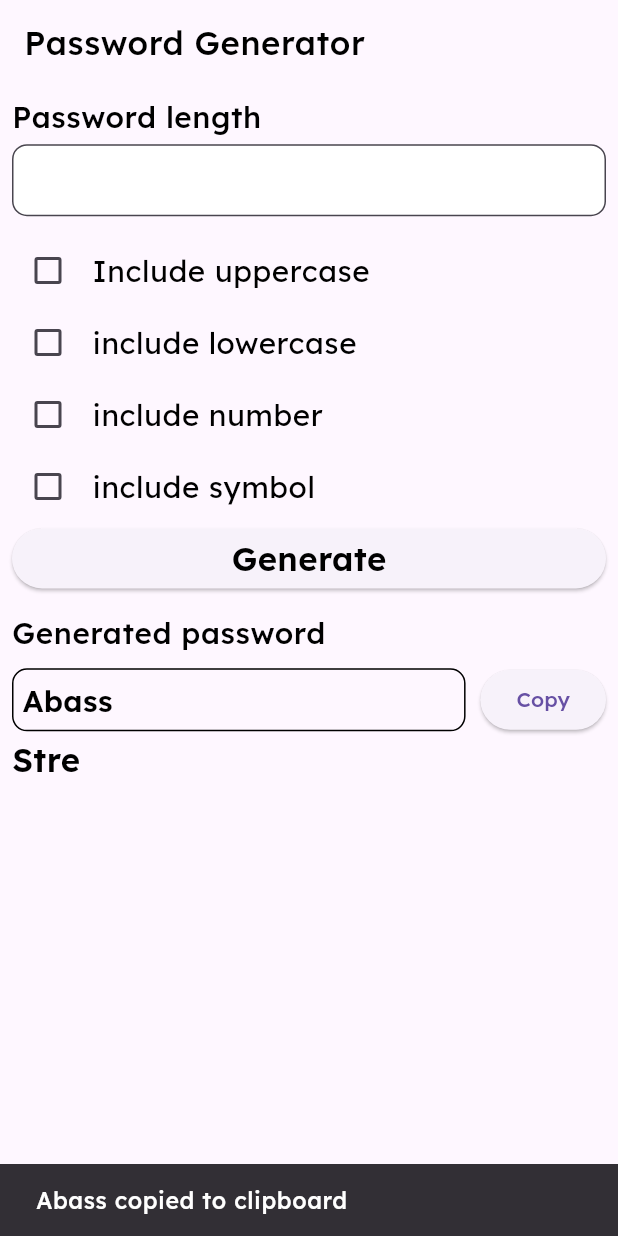
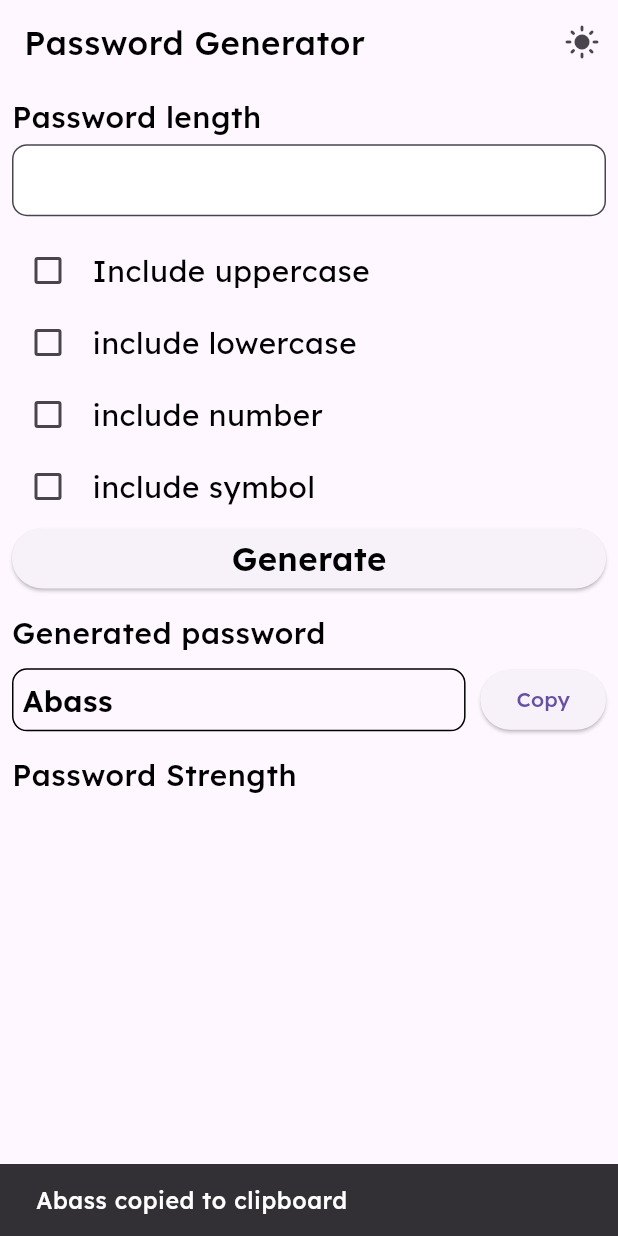
Before and after one commit to piperfresh/password_generator, a Flutter app: the screen it shows after launch, after a tap on "Copy", on a phone screen of 412 x 824 dp. Run offline on Flutter 3.47's test engine with Material 3 defaults, Android fonts, the phone set to English and light mode, and no system bars; our stand-ins replace flutter_riverpod, shared_preferences.

Commit message:
themes implementation

```diff
--- /dev/null
+++ b/lib/core/constants.dart
@@ -0,0 +1,3 @@
+class AppConstants{
+  static const themeModeKey = 'theme_mode';
+}
--- a/lib/core/themes.dart
+++ /dev/null
@@ -1,44 +0,0 @@
-import 'package:flutter/material.dart';
-import 'package:password_generator/core/extension.dart';
-
-import 'app_color.dart';
-
-class AppTheme {
-  AppTheme._();
-
-  static final AppTheme _instance = AppTheme._();
-
-  static AppTheme get instance => _instance;
-
-  static ThemeData get lightTheme => ThemeData(
-        brightness: Brightness.light,
-        fontFamily: 'Lexend',
-        textTheme: TextTheme(
-          bodySmall: TextStyle(
-              fontSize: 18.sp,
-              fontWeight: FontWeight.w500,
-              color: AppColor.black),
-          bodyMedium: TextStyle(
-            fontSize: 20.sp,
-            fontWeight: FontWeight.w600,
-            color: AppColor.black,
-          ),
-        ),
-      );
-
-  static ThemeData get darkTheme => ThemeData(
-        brightness: Brightness.dark,
-        fontFamily: 'Lexend',
-        textTheme: TextTheme(
-          bodySmall: TextStyle(
-              fontSize: 18.sp,
-              fontWeight: FontWeight.w500,
-              color: AppColor.white),
-          bodyMedium: TextStyle(
-            fontSize: 20.sp,
-            fontWeight: FontWeight.w600,
-            color: AppColor.black,
-          ),
-        ),
-      );
-}
--- /dev/null
+++ b/lib/core/themes/themes.dart
@@ -0,0 +1,38 @@
+import 'package:flutter/material.dart';
+import 'package:password_generator/core/extension.dart';
+
+import '../app_color.dart';
+
+class AppTheme {
+  AppTheme._();
+
+  static final AppTheme _instance = AppTheme._();
+
+  static AppTheme get instance => _instance;
+
+  static ThemeData get lightTheme => ThemeData(
+        brightness: Brightness.light,
+        fontFamily: 'Lexend',
+      textTheme: textTheme(AppColor.black));
+
+  static ThemeData get darkTheme => ThemeData(
+        brightness: Brightness.dark,
+        fontFamily: 'Lexend',
+        textTheme: textTheme(AppColor.white),
+      );
+
+  static TextTheme textTheme(Color color) {
+    return TextTheme(
+      bodySmall: TextStyle(
+        fontSize: 18.sp,
+        fontWeight: FontWeight.w500,
+        color: color,
+      ),
+      bodyMedium: TextStyle(
+        fontSize: 20.sp,
+        fontWeight: FontWeight.w600,
+        color: color,
+      ),
+    );
+  }
+}
--- a/lib/features/password_generator/presentation/pages/password_generator_screen.dart
+++ b/lib/features/password_generator/presentation/pages/password_generator_screen.dart
@@ -1,17 +1,22 @@
 import 'package:flutter/material.dart';
+import 'package:flutter_riverpod/flutter_riverpod.dart';
+import 'package:password_generator/core/app_color.dart';
 import 'package:password_generator/core/extension.dart';
+import 'package:password_generator/core/themes/theme_notifier.dart';
 import 'package:password_generator/features/password_generator/presentation/widget/copy_able_text.dart';
+import 'package:password_generator/features/password_generator/presentation/widget/password_type_widget.dart';
 import 'package:password_generator/features/password_generator/presentation/widget/text_field_with_title.dart';
 
-class PasswordGeneratorScreen extends StatefulWidget {
+class PasswordGeneratorScreen extends ConsumerStatefulWidget {
   const PasswordGeneratorScreen({super.key});
 
   @override
-  State<PasswordGeneratorScreen> createState() =>
+  ConsumerState<PasswordGeneratorScreen> createState() =>
       _PasswordGeneratorScreenState();
 }
 
-class _PasswordGeneratorScreenState extends State<PasswordGeneratorScreen> {
+class _PasswordGeneratorScreenState
+    extends ConsumerState<PasswordGeneratorScreen> {
   final passwordCharacterController = TextEditingController();
   bool includeUppercase = false;
   bool includeLowercase = false;
@@ -26,6 +31,7 @@ class _PasswordGeneratorScreenState extends State<PasswordGeneratorScreen> {
 
   @override
   Widget build(BuildContext context) {
+    final isDarkMode = ref.watch(themeProvider) == ThemeMode.dark;
     return Scaffold(
       appBar: AppBar(
         title: Text(
@@ -34,6 +40,13 @@ class _PasswordGeneratorScreenState extends State<PasswordGeneratorScreen> {
             fontSize: 20.sp,
           ),
         ),
+        actions: [
+          IconButton(
+              onPressed: () {
+                ref.read(themeProvider.notifier).toggleTheme();
+              },
+              icon: Icon(isDarkMode ? Icons.dark_mode : Icons.light_mode)),
+        ],
       ),
       body: Padding(
         padding: const EdgeInsets.all(8.0),
@@ -98,41 +111,12 @@ class _PasswordGeneratorScreenState extends State<PasswordGeneratorScreen> {
             ),
             8.sbH,
             CopyAbleText(text: 'Abass'),
-            Text('Stre')
+            12.sbH,
+            Text('Password Strength', style: context.textTheme.bodySmall),
+            5.sbH,
           ],
         ),
       ),
     );
   }
 }
-
-class PasswordTypeWidget extends StatelessWidget {
-  final bool currentState;
-  final void Function(bool?)? onChanged;
-  final String title;
-
-  const PasswordTypeWidget({
-    super.key,
-    required this.currentState,
-    this.onChanged,
-    required this.title,
-  });
-
-  @override
-  Widget build(BuildContext context) {
-    return Row(
-      children: [
-        Checkbox(
-          value: currentState,
-          onChanged: onChanged,
-        ),
-        5.sbW,
-        Text(title,
-            style: context.textTheme.bodySmall?.copyWith(
-              fontSize: 18.sp,
-              fontWeight: FontWeight.w400,
-            )),
-      ],
-    );
-  }
-}
--- a/lib/features/password_generator/presentation/widget/copy_able_text.dart
+++ b/lib/features/password_generator/presentation/widget/copy_able_text.dart
@@ -1,8 +1,10 @@
 import 'package:flutter/material.dart';
 import 'package:flutter/services.dart';
+import 'package:flutter_riverpod/flutter_riverpod.dart';
 import 'package:password_generator/core/extension.dart';
 
 import '../../../../core/app_color.dart';
+import '../../../../core/themes/theme_notifier.dart';
 
 class CopyAbleText extends StatelessWidget {
   final String text;
@@ -16,13 +18,17 @@ class CopyAbleText extends StatelessWidget {
       mainAxisAlignment: MainAxisAlignment.spaceBetween,
       children: [
         Expanded(
-          child: Container(
-              padding: const EdgeInsets.all(6),
-              decoration: BoxDecoration(
-                border: Border.all(color: AppColor.black),
-                borderRadius: BorderRadius.circular(10.0),
-              ),
-              child: Text(text, style: TextStyle(fontSize: 18.sp))),
+          child: Consumer(builder: (context, ref, child) {
+            final isDarkMode = ref.watch(themeProvider) == ThemeMode.dark;
+            return Container(
+                padding: const EdgeInsets.all(6),
+                decoration: BoxDecoration(
+                  border: Border.all(
+                      color: isDarkMode ? AppColor.white : AppColor.black),
+                  borderRadius: BorderRadius.circular(10.0),
+                ),
+                child: Text(text, style: TextStyle(fontSize: 18.sp)));
+          }),
         ),
         9.sbW,
         ElevatedButton(
--- /dev/null
+++ b/lib/features/password_generator/presentation/widget/password_type_widget.dart
@@ -0,0 +1,33 @@
+import 'package:flutter/material.dart';
+import 'package:password_generator/core/extension.dart';
+
+class PasswordTypeWidget extends StatelessWidget {
+  final bool currentState;
+  final void Function(bool?)? onChanged;
+  final String title;
+
+  const PasswordTypeWidget({
+    super.key,
+    required this.currentState,
+    this.onChanged,
+    required this.title,
+  });
+
+  @override
+  Widget build(BuildContext context) {
+    return Row(
+      children: [
+        Checkbox(
+          value: currentState,
+          onChanged: onChanged,
+        ),
+        5.sbW,
+        Text(title,
+            style: context.textTheme.bodySmall?.copyWith(
+              fontSize: 18.sp,
+              fontWeight: FontWeight.w400,
+            )),
+      ],
+    );
+  }
+}
--- a/lib/features/password_generator/presentation/widget/text_field_with_title.dart
+++ b/lib/features/password_generator/presentation/widget/text_field_with_title.dart
@@ -39,7 +39,7 @@ class TextFieldWithTitle extends StatelessWidget {
             style: Theme.of(context)
                 .textTheme
                 .bodySmall
-                ?.copyWith(fontSize: 18.sp, color: Colors.black)),
+                ?.copyWith(fontSize: 18.sp)),
         6.sbH,
         TextField(
             controller: controller,
@@ -59,7 +59,9 @@ class TextFieldWithTitle extends StatelessWidget {
                     Theme.of(context)
                         .textTheme
                         .bodySmall
-                        ?.copyWith(fontSize: 16.sp, color: AppColor.grey)))
+                    ?.copyWith(fontSize: 16.sp, color: AppColor.grey),
+          ),
+        ),
       ],
     );
   }
--- a/lib/main.dart
+++ b/lib/main.dart
@@ -1,27 +1,53 @@
 import 'package:flutter/material.dart';
 import 'package:flutter_riverpod/flutter_riverpod.dart';
+import 'package:password_generator/core/constants.dart';
 import 'package:password_generator/core/size_configs.dart';
-import 'package:password_generator/core/themes.dart';
+import 'package:password_generator/core/themes/theme_repository.dart';
+import 'package:password_generator/core/themes/theme_storage.dart';
+import 'package:password_generator/core/themes/themes.dart';
 import 'package:password_generator/features/password_generator/presentation/pages/password_generator_screen.dart';
+import 'package:shared_preferences/shared_preferences.dart';
 
-void main() {
-  runApp(const MyApp());
+import 'core/themes/theme_notifier.dart';
+
+void main() async {
+  WidgetsFlutterBinding.ensureInitialized();
+
+  ///Initialized SharedPreferences
+  final pref = await SharedPreferences.getInstance();
+
+  /// Get the saved theme locally
+  final savedTheme = pref.getBool(AppConstants.themeModeKey) ?? false;
+  runApp(ProviderScope(
+    overrides: [
+      /// Override the initial state theme with the saved theme
+      /// so it will load the saved theme immediately
+      themeProvider.overrideWith(
+        (ref) => ThemeNotifier(
+          ThemeRepository(
+            ThemeStorageImpl(pref),
+          ),
+        )..initTheme(savedTheme),
+      )
+    ],
+    child: const MyApp(),
+  ));
 }
 
-class MyApp extends StatelessWidget {
+class MyApp extends ConsumerWidget {
   const MyApp({super.key});
 
   @override
-  Widget build(BuildContext context) {
+  Widget build(BuildContext context, WidgetRef ref) {
+    final themeMode = ref.watch(themeProvider);
     SizeConfig().init(context, 375, 812);
-    return ProviderScope(
-      child: MaterialApp(
-        debugShowCheckedModeBanner: false,
-        title: 'Flutter Demo',
-        theme: AppTheme.lightTheme,
-        darkTheme: AppTheme.darkTheme,
-        home: const PasswordGeneratorScreen(),
-      ),
+    return MaterialApp(
+      themeMode: themeMode,
+      debugShowCheckedModeBanner: false,
+      title: 'Flutter Demo',
+      theme: AppTheme.lightTheme,
+      darkTheme: AppTheme.darkTheme,
+      home: const PasswordGeneratorScreen(),
     );
   }
 }
```
Also changed, not shown: lib/core/themes/theme_notifier.dart (added, +42 -0 lines), lib/core/themes/theme_repository.dart (added, +23 -0 lines), lib/core/themes/theme_storage.dart (added, +33 -0 lines).
